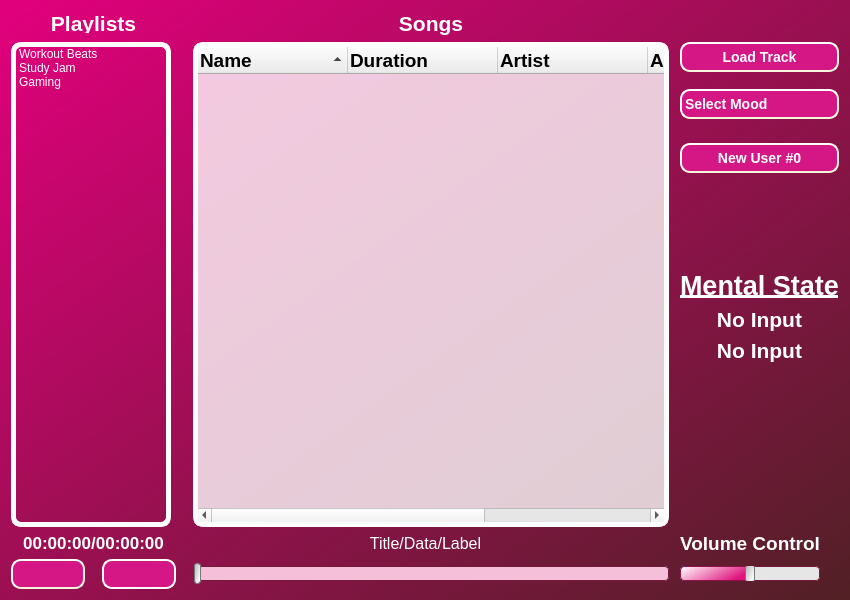
lettergram/emomusic, file src/musicplayer.ui: the form before one commit.
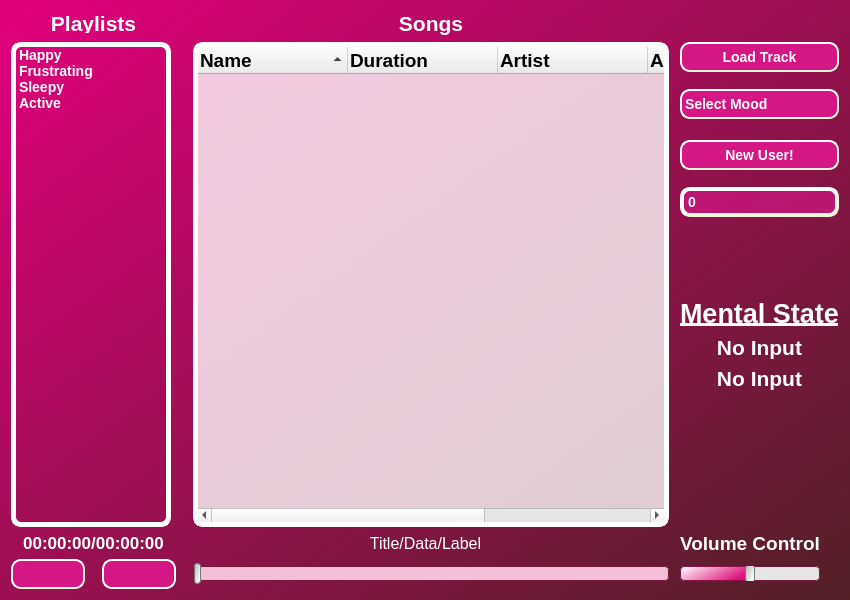
The form after the commit. Icons and pictures are not drawn.

```diff
--- a/src/musicplayer.ui
+++ b/src/musicplayer.ui
@@ -50,6 +50,7 @@
     border-width: 5px;
     border-radius: 10px;
     border-color: white;
+    font: bold 14px;
 	background: rgba(255, 255, 255, 0);
     padding: 0px;
 }
@@ -63,6 +64,18 @@
     padding: 0px;
 }
 
+#spinBox{
+	color:white;
+	background-color: rgb(213, 23, 133, 170);
+    border-style: outset;
+    border-width: 4px;
+    border-radius: 10px;
+    border-color: beige;
+    font: bold 14px;
+    min-width: 3em;
+    padding: 2px;
+}
+
 #songList:targeted {
 	color: white;
 }
@@ -291,7 +304,7 @@
       </item>
      </widget>
     </item>
-    <item row="12" column="10">
+    <item row="14" column="10">
      <widget class="QLabel" name="moodLabel">
       <property name="font">
        <font>
@@ -337,6 +350,41 @@
       </property>
      </widget>
     </item>
+    <item row="13" column="10">
+     <widget class="QLabel" name="label">
+      <property name="font">
+       <font>
+        <pointsize>20</pointsize>
+        <weight>75</weight>
+        <bold>true</bold>
+        <underline>true</underline>
+       </font>
+      </property>
+      <property name="text">
+       <string>Mental State</string>
+      </property>
+      <property name="alignment">
+       <set>Qt::AlignCenter</set>
+      </property>
+     </widget>
+    </item>
+    <item row="15" column="10">
+     <widget class="QLabel" name="wakefulnessLabel">
+      <property name="font">
+       <font>
+        <pointsize>16</pointsize>
+        <weight>75</weight>
+        <bold>true</bold>
+       </font>
+      </property>
+      <property name="text">
+       <string>No Input</string>
+      </property>
+      <property name="alignment">
+       <set>Qt::AlignCenter</set>
+      </property>
+     </widget>
+    </item>
     <item row="5" column="10">
      <widget class="QPushButton" name="newUserButton">
       <property name="minimumSize">
@@ -346,11 +394,27 @@
        </size>
       </property>
       <property name="text">
-       <string>New User #0</string>
+       <string>New User!</string>
       </property>
      </widget>
     </item>
-    <item row="1" column="4" rowspan="22" colspan="5">
+    <item row="6" column="10">
+     <spacer name="verticalSpacer_3">
+      <property name="orientation">
+       <enum>Qt::Vertical</enum>
+      </property>
+      <property name="sizeType">
+       <enum>QSizePolicy::Fixed</enum>
+      </property>
+      <property name="sizeHint" stdset="0">
+       <size>
+        <width>20</width>
+        <height>5</height>
+       </size>
+      </property>
+     </spacer>
+    </item>
+    <item row="1" column="4" rowspan="24" colspan="5">
      <widget class="QTreeWidget" name="songList">
       <property name="sizePolicy">
        <sizepolicy hsizetype="Expanding" vsizetype="Expanding">
@@ -487,7 +551,7 @@
       </column>
      </widget>
     </item>
-    <item row="24" column="4" colspan="5">
+    <item row="26" column="4" colspan="5">
      <widget class="QSlider" name="timeSlider">
       <property name="sizePolicy">
        <sizepolicy hsizetype="Expanding" vsizetype="Fixed">
@@ -560,7 +624,7 @@
       </property>
      </widget>
     </item>
-    <item row="23" column="10">
+    <item row="25" column="10">
      <widget class="QLabel" name="volumeLabel">
       <property name="minimumSize">
        <size>
@@ -589,7 +653,7 @@
       </property>
      </widget>
     </item>
-    <item row="24" column="0">
+    <item row="26" column="0">
      <widget class="QPushButton" name="playPauseButton">
       <property name="sizePolicy">
        <sizepolicy hsizetype="Preferred" vsizetype="Preferred">
@@ -629,7 +693,7 @@
       </property>
      </widget>
     </item>
-    <item row="24" column="1">
+    <item row="26" column="1">
      <spacer name="horizontalSpacer_2">
       <property name="orientation">
        <enum>Qt::Horizontal</enum>
@@ -687,7 +751,7 @@
       </property>
      </widget>
     </item>
-    <item row="24" column="2">
+    <item row="26" column="2">
      <widget class="QPushButton" name="skipButton">
       <property name="sizePolicy">
        <sizepolicy hsizetype="Preferred" vsizetype="Preferred">
@@ -724,7 +788,7 @@
       </property>
      </widget>
     </item>
-    <item row="23" column="9">
+    <item row="25" column="9">
      <spacer name="horizontalSpacer_4">
       <property name="orientation">
        <enum>Qt::Horizontal</enum>
@@ -740,7 +804,7 @@
       </property>
      </spacer>
     </item>
-    <item row="24" column="3">
+    <item row="26" column="3">
      <spacer name="horizontalSpacer">
       <property name="orientation">
        <enum>Qt::Horizontal</enum>
@@ -756,7 +820,7 @@
       </property>
      </spacer>
     </item>
-    <item row="24" column="10">
+    <item row="26" column="10">
      <widget class="QSlider" name="volumeSlider">
       <property name="maximumSize">
        <size>
@@ -829,7 +893,7 @@
       </property>
      </widget>
     </item>
-    <item row="23" column="3" colspan="6">
+    <item row="25" column="3" colspan="6">
      <widget class="QLabel" name="trackDataLabel">
       <property name="sizePolicy">
        <sizepolicy hsizetype="Expanding" vsizetype="Fixed">
@@ -856,7 +920,7 @@
       </property>
      </widget>
     </item>
-    <item row="23" column="0" colspan="3">
+    <item row="25" column="0" colspan="3">
      <widget class="QLabel" name="timeLabel">
       <property name="sizePolicy">
        <sizepolicy hsizetype="Preferred" vsizetype="Preferred">
@@ -879,7 +943,7 @@
       </property>
      </widget>
     </item>
-    <item row="1" column="0" rowspan="22" colspan="4">
+    <item row="1" column="0" rowspan="24" colspan="4">
      <widget class="QListWidget" name="playList">
       <property name="sizePolicy">
        <sizepolicy hsizetype="Fixed" vsizetype="Expanding">
@@ -901,22 +965,22 @@
       </property>
       <item>
        <property name="text">
-        <string>Workout Beats</string>
+        <string>Happy</string>
        </property>
       </item>
       <item>
        <property name="text">
-        <string>Study Jam</string>
+        <string>Frustrating</string>
        </property>
       </item>
       <item>
        <property name="text">
-        <string>Gaming</string>
+        <string>Sleepy</string>
        </property>
       </item>
       <item>
        <property name="text">
-        <string/>
+        <string>Active</string>
        </property>
       </item>
      </widget>
@@ -937,38 +1001,24 @@
       </property>
      </spacer>
     </item>
-    <item row="13" column="10">
-     <widget class="QLabel" name="wakefulnessLabel">
+    <item row="7" column="10">
+     <widget class="QSpinBox" name="spinBox">
       <property name="font">
        <font>
-        <pointsize>16</pointsize>
+        <pointsize>-1</pointsize>
         <weight>75</weight>
+        <italic>false</italic>
         <bold>true</bold>
        </font>
       </property>
-      <property name="text">
-       <string>No Input</string>
+      <property name="focusPolicy">
+       <enum>Qt::WheelFocus</enum>
       </property>
-      <property name="alignment">
-       <set>Qt::AlignCenter</set>
+      <property name="frame">
+       <bool>true</bool>
       </property>
-     </widget>
-    </item>
-    <item row="11" column="10">
-     <widget class="QLabel" name="label">
-      <property name="font">
-       <font>
-        <pointsize>20</pointsize>
-        <weight>75</weight>
-        <bold>true</bold>
-        <underline>true</underline>
-       </font>
-      </property>
-      <property name="text">
-       <string>Mental State</string>
-      </property>
-      <property name="alignment">
-       <set>Qt::AlignCenter</set>
+      <property name="buttonSymbols">
+       <enum>QAbstractSpinBox::NoButtons</enum>
       </property>
      </widget>
     </item>
```
